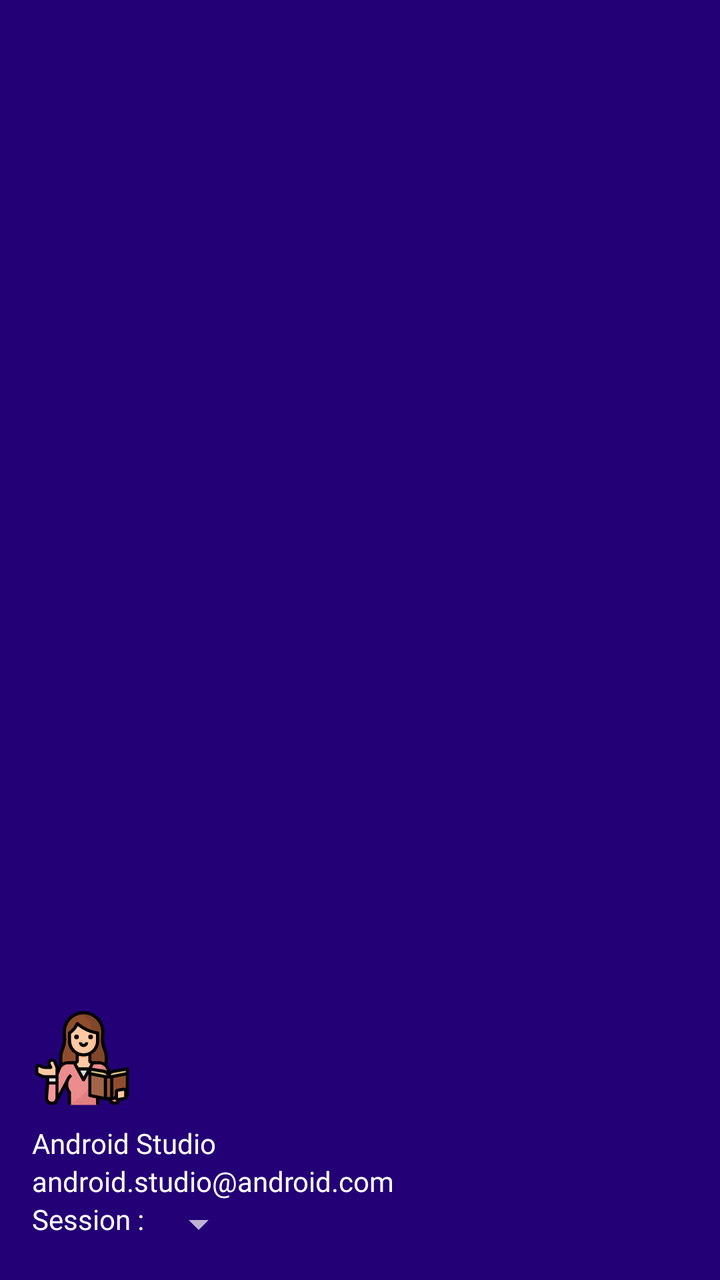
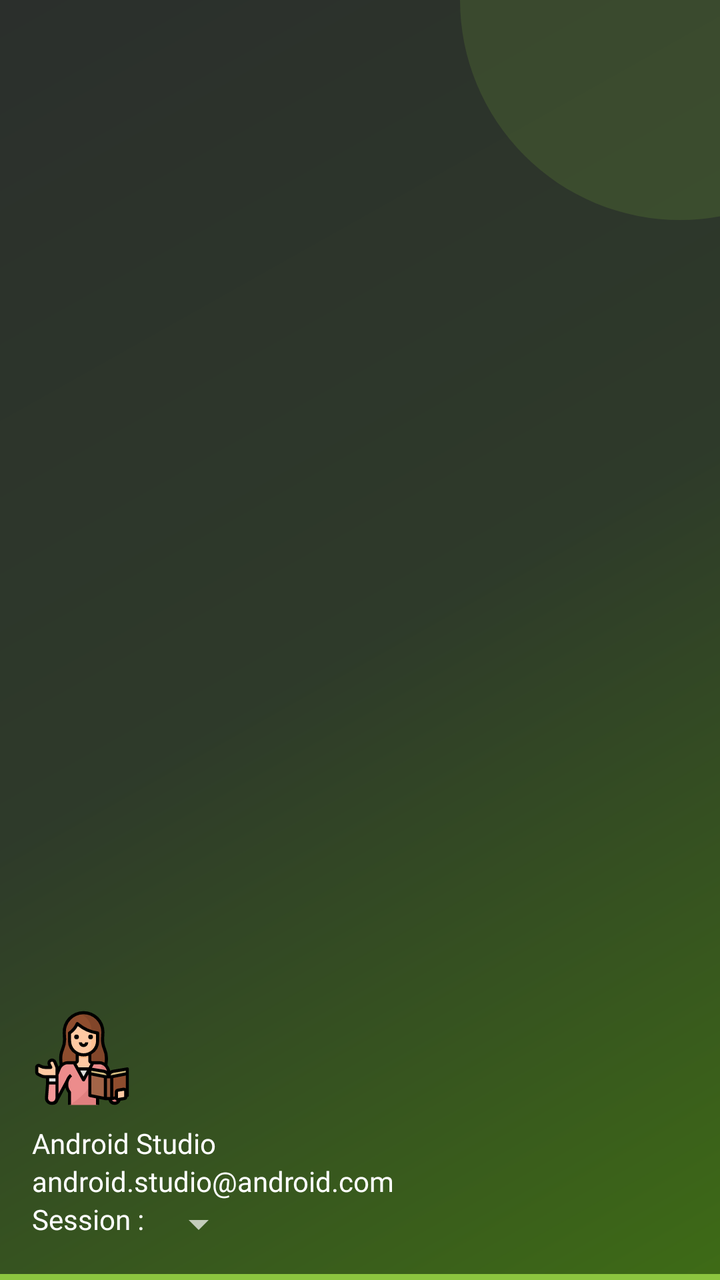

Screens rendered from an Android XML layout before and after an edit, with the pre-edit source and the edit as a unified diff.
<!-- AndroidManifest.xml: application theme Theme.Default -->
<!-- res/layout/nav_header_dash_board.xml -->
<?xml version="1.0" encoding="utf-8"?>
<LinearLayout xmlns:android="http://schemas.android.com/apk/res/android"
    xmlns:app="http://schemas.android.com/apk/res-auto"
    android:layout_width="match_parent"
    android:layout_height="@dimen/nav_header_height"
    android:background="@color/purple_900"
    android:orientation="vertical"
    android:paddingLeft="@dimen/activity_horizontal_margin"
    android:gravity="bottom"
    android:paddingTop="@dimen/activity_vertical_margin"
    android:paddingRight="@dimen/activity_horizontal_margin"
    android:paddingBottom="@dimen/activity_vertical_margin"
    android:theme="@style/ThemeOverlay.AppCompat.Dark">

    <ImageView
        android:id="@+id/imageView"
        android:layout_width="50dp"
        android:layout_height="50dp"
        android:contentDescription="@string/nav_header_desc"
        android:src="@drawable/ic_teacher" />

    <TextView
        android:id="@+id/name"
        android:layout_width="match_parent"
        android:layout_height="wrap_content"
        android:paddingTop="@dimen/nav_header_vertical_spacing"
        android:textColor="@color/white"
        android:fontFamily="@font/quicksand_regular"
        android:text="@string/nav_header_title"
        android:maxLines="2"
        android:textAppearance="@style/TextAppearance.AppCompat.Body1" />

    <TextView
        android:id="@+id/designation"
        android:layout_width="wrap_content"
        android:layout_height="wrap_content"
        android:textColor="@color/white"
        android:fontFamily="@font/quicksand_regular"
        android:text="@string/nav_header_subtitle" />

    <LinearLayout
        android:layout_width="match_parent"
        android:layout_height="wrap_content"
        android:orientation="horizontal">

        <TextView
            android:layout_width="wrap_content"
            android:layout_height="wrap_content"
            android:textColor="@color/white"
            android:fontFamily="@font/quicksand_regular"
            android:text="Session : " />

        <Spinner
            android:layout_width="wrap_content"
            android:layout_height="wrap_content"
            android:id="@+id/session"
            android:gravity="start"
            android:scrollbars="none"
            android:dropDownSelector="@color/white"
            android:spinnerMode="dropdown"/>

    </LinearLayout>
</LinearLayout>
<!-- resources referenced by this layout -->
<resources>
  <color name="purple_900">#230075</color>
  <color name="white">#FFFFFFFF</color>
  <dimen name="activity_horizontal_margin">16dp</dimen>
  <dimen name="activity_vertical_margin">16dp</dimen>
  <dimen name="nav_header_height">176dp</dimen>
  <dimen name="nav_header_vertical_spacing">8dp</dimen>
  <!-- drawable ic_teacher: vector/xml drawable (drawable, 8500 chars, omitted) -->
  <string name="nav_header_desc">Navigation header</string>
  <string name="nav_header_subtitle">android.studio@android.com</string>
  <string name="nav_header_title">Android Studio</string>
  <style name="Theme.Default" parent="Theme.MaterialComponents.Light.NoActionBar">
          
          <item name="colorPrimary">@color/purple_500</item>
          <item name="colorPrimaryVariant">@color/purple_700</item>
          <item name="colorOnPrimary">@color/white</item>
          
          <item name="colorSecondary">@color/teal_200</item>
          <item name="colorSecondaryVariant">@color/teal_700</item>
          <item name="colorOnSecondary">@color/black</item>
          
          <item name="android:statusBarColor">?attr/colorPrimaryVariant</item>
          <item name="actionBarTheme">@style/CustomActionBar</item>
  
      </style>
  <color name="purple_500">#FF6200EE</color>
  <color name="purple_700">#FF3700B3</color>
  <color name="teal_200">#FF03DAC5</color>
  <color name="teal_700">#FF018786</color>
  <color name="black">#FF000000</color>
  <style name="CustomActionBar" parent="ThemeOverlay.MaterialComponents.ActionBar">
          <item name="backgroundTint">@color/purple_500</item> 
          <item name="titleTextStyle">@style/CustomActionBarTitle
          </item> 
      </style>
  <style name="CustomActionBarTitle">
          <item name="android:textColor">@android:color/white</item>
      </style>
</resources>

<!-- the commit's change to res/layout/nav_header_dash_board.xml (unified diff, before → after) -->
@@ -3,7 +3,7 @@
     xmlns:app="http://schemas.android.com/apk/res-auto"
     android:layout_width="match_parent"
     android:layout_height="@dimen/nav_header_height"
-    android:background="@color/purple_900"
+    android:background="@drawable/bg_drawer_header"
     android:orientation="vertical"
     android:paddingLeft="@dimen/activity_horizontal_margin"
     android:gravity="bottom"
<!-- resource entries referenced after the edit -->
@@ -1,36 +1,67 @@
 <!-- resources referenced by this layout -->
 <resources>
-  <color name="purple_900">#230075</color>
   <color name="white">#FFFFFFFF</color>
   <dimen name="activity_horizontal_margin">16dp</dimen>
   <dimen name="activity_vertical_margin">16dp</dimen>
   <dimen name="nav_header_height">176dp</dimen>
   <dimen name="nav_header_vertical_spacing">8dp</dimen>
+  <!-- drawable bg_drawer_header (drawable) -->
+  <?xml version="1.0" encoding="utf-8"?>
+  <layer-list xmlns:android="http://schemas.android.com/apk/res/android">
+      <item>
+          <shape android:shape="rectangle">
+              <gradient
+                  android:angle="315"
+                  android:endColor="#3E6B16"
+                  android:centerColor="#2E3A2A"
+                  android:startColor="@color/brand_primary"
+                  android:type="linear" />
+          </shape>
+      </item>
+      
+      <item
+          android:width="220dp"
+          android:height="220dp"
+          android:gravity="top|end"
+          android:right="-90dp"
+          android:top="-110dp">
+          <shape android:shape="oval">
+              <solid android:color="#268CC63F" />
+          </shape>
+      </item>
+      <item
+          android:height="3dp"
+          android:gravity="bottom">
+          <shape android:shape="rectangle">
+              <solid android:color="@color/brand_green" />
+          </shape>
+      </item>
+  </layer-list>
   <!-- drawable ic_teacher: vector/xml drawable (drawable, 8500 chars, omitted) -->
   <string name="nav_header_desc">Navigation header</string>
   <string name="nav_header_subtitle">android.studio@android.com</string>
   <string name="nav_header_title">Android Studio</string>
   <style name="Theme.Default" parent="Theme.MaterialComponents.Light.NoActionBar">
           
-          <item name="colorPrimary">@color/purple_500</item>
-          <item name="colorPrimaryVariant">@color/purple_700</item>
+          <item name="colorPrimary">@color/brand_primary</item>
+          <item name="colorPrimaryVariant">@color/brand_primary_dark</item>
           <item name="colorOnPrimary">@color/white</item>
           
-          <item name="colorSecondary">@color/teal_200</item>
-          <item name="colorSecondaryVariant">@color/teal_700</item>
+          <item name="colorSecondary">@color/brand_green</item>
+          <item name="colorSecondaryVariant">@color/brand_green_dark</item>
           <item name="colorOnSecondary">@color/black</item>
           
           <item name="android:statusBarColor">?attr/colorPrimaryVariant</item>
           <item name="actionBarTheme">@style/CustomActionBar</item>
   
       </style>
-  <color name="purple_500">#FF6200EE</color>
-  <color name="purple_700">#FF3700B3</color>
-  <color name="teal_200">#FF03DAC5</color>
-  <color name="teal_700">#FF018786</color>
+  <color name="brand_primary">#2B2F2C</color>
+  <color name="brand_green">#8CC63F</color>
+  <color name="brand_primary_dark">#1E2220</color>
+  <color name="brand_green_dark">#5E9E1E</color>
   <color name="black">#FF000000</color>
   <style name="CustomActionBar" parent="ThemeOverlay.MaterialComponents.ActionBar">
-          <item name="backgroundTint">@color/purple_500</item> 
+          <item name="backgroundTint">@color/brand_primary</item> 
           <item name="titleTextStyle">@style/CustomActionBarTitle
           </item> 
       </style>
